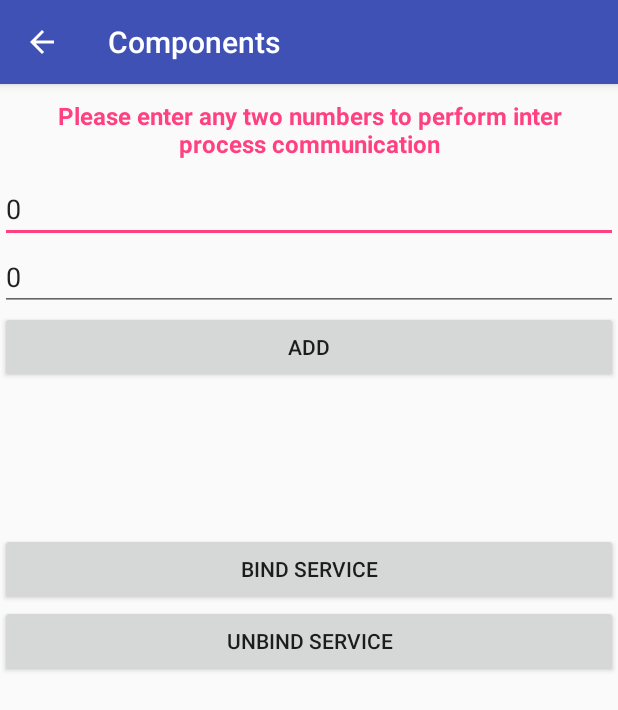
After one commit to nataraj06/Components, an Android app: the MessengerServiceActivityDemo screen opened directly, with no data from a screen before it, on a phone screen of 412 x 824 dp. The commit adds this screen. Shown: the top 710 px of the screen. Run offline under Robolectric (Android 15) with nearby library versions, the phone set to English and light mode, and no system bars.

Commit message:
Explored bound services, sending data back to calling components and Interprocess communication

```diff
--- a/app/src/main/java/com/android/components/services/MyService.java
+++ b/app/src/main/java/com/android/components/services/StartedServiceDemo.java
@@ -8,11 +8,11 @@ import android.widget.Toast;
 import com.android.components.utils.PlaySound;
 
 
-public class MyService extends Service {
+public class StartedServiceDemo extends Service {
 
     private PlaySound playSound;
 
-    public MyService() {
+    public StartedServiceDemo() {
     }
 
     @Override
--- /dev/null
+++ b/app/src/main/res/layout/activity_messenger_service.xml
@@ -0,0 +1,53 @@
+<?xml version="1.0" encoding="utf-8"?>
+<LinearLayout xmlns:android="http://schemas.android.com/apk/res/android"
+    android:layout_width="match_parent"
+    android:layout_height="match_parent"
+    android:orientation="vertical">
+
+    <TextView
+        android:layout_width="match_parent"
+        android:layout_height="wrap_content"
+        android:layout_margin="10dp"
+        android:gravity="center"
+        android:text="@string/service_title_text_for_ipc"
+        android:textColor="@color/colorAccent"
+        android:textSize="16dp"
+        android:textStyle="bold" />
+
+    <EditText
+        android:id="@+id/activity_messenger_service_num_input_one_etxt"
+        android:layout_width="match_parent"
+        android:layout_height="wrap_content"
+        android:inputType="number"
+        android:text="0" />
+
+    <EditText
+        android:id="@+id/activity_messenger_service_num_input_two_etxt"
+        android:layout_width="match_parent"
+        android:layout_height="wrap_content"
+        android:inputType="number"
+        android:text="0" />
+
+    <Button
+        android:id="@+id/activity_messenger_service_add_btn"
+        android:layout_width="match_parent"
+        android:layout_height="wrap_content"
+        android:onClick="onClickEvent"
+        android:text="@string/service_add_button" />
+
+    <Button
+        android:layout_marginTop="100dp"
+        android:id="@+id/activity_messenger_service_bind_btn"
+        android:layout_width="match_parent"
+        android:layout_height="wrap_content"
+        android:onClick="performBindService"
+        android:text="@string/service_bind" />
+
+    <Button
+        android:id="@+id/activity_messenger_service_unbind_btn"
+        android:layout_width="match_parent"
+        android:layout_height="wrap_content"
+        android:onClick="performUnBindService"
+        android:text="@string/service_unbind" />
+
+</LinearLayout>
--- a/app/src/main/res/values/strings.xml
+++ b/app/src/main/res/values/strings.xml
@@ -25,10 +25,15 @@
     <!--strings for services-->
     <string name="service_start">Start Service</string>
     <string name="service_stop">Stop Service</string>
-    <string name="service_start_bind">Start Bind Service</string>
-    <string name="service_un_bind">UnBind Service</string>
-    <string name="service_get_value">Get Value From Service</string>
-    <string name="service_intent_service">Start IntentService</string>
-    <string name="service_bind_service_message">Stop and start as bind service to get value from My Service</string>
+    <string name="service_start_bind">Start Bound Service</string>
+    <string name="service_intent_service">Start Intent Service</string>
+    <string name="service_ipc">Inter Process Communication</string>
+
+    <string name="service_title_text_for_bound_service">Please enter any two numbers to perform operations</string>
+    <string name="service_title_text_for_ipc">Please enter any two numbers to perform inter process communication</string>
+    <string name="service_add_button">Add</string>
+    <string name="service_sub_button">Subtract</string>
+    <string name="service_bind">Bind service</string>
+    <string name="service_unbind">UnBind service</string>
 
 </resources>
```
Also changed, not shown: app/src/main/AndroidManifest.xml (+7 -5 lines), app/src/main/java/com/android/components/services/BoundServiceActivityDemo.java (added, +95 -0 lines), app/src/main/java/com/android/components/services/BoundServiceDemo.java (added, +55 -0 lines), app/src/main/java/com/android/components/services/IntentServiceDemo.java (renamed from app/src/main/java/com/android/components/services/MyIntentService.java, +14 -8 lines), app/src/main/java/com/android/components/services/MessengerServiceActivityDemo.java (added, +112 -0 lines), app/src/main/java/com/android/components/services/MessengerServiceDemo.java (added, +77 -0 lines), app/src/main/java/com/android/components/services/ServicesDemoActivity.java (+41 -12 lines), app/src/main/res/layout/activity_bound_service.xml (added, +46 -0 lines), app/src/main/res/layout/activity_service_demo.xml (+7 -14 lines).
